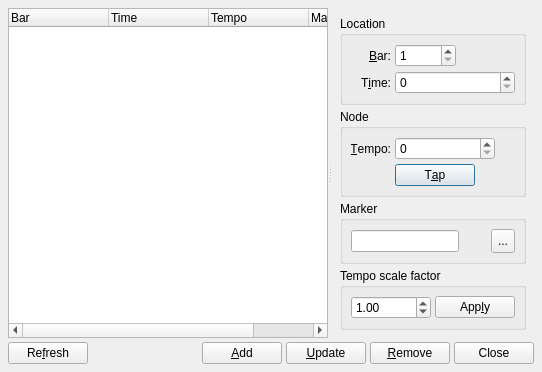
The window that src/qtractorTimeScaleForm.ui (rncbc/qtractor) describes before a commit, drawn with Qt 5.
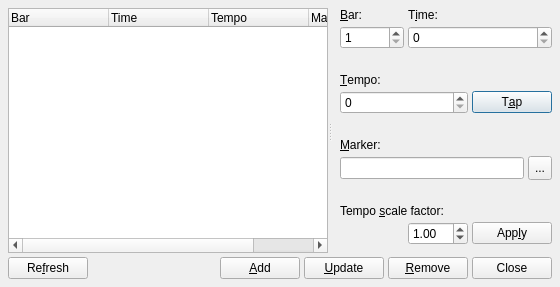
The same window after the commit. Icons and pictures are not drawn. Custom widgets are drawn as their Qt base class.

Commit message: - Redesigned Tempo-Map/Markers (aka. time-scale) dialog layout just slightly.

Diff of the .ui file:
```diff
--- a/src/qtractorTimeScaleForm.ui
+++ b/src/qtractorTimeScaleForm.ui
@@ -26,8 +26,8 @@
    <rect>
     <x>0</x>
     <y>0</y>
-    <width>520</width>
-    <height>280</height>
+    <width>560</width>
+    <height>287</height>
    </rect>
   </property>
   <property name="focusPolicy">
@@ -45,9 +45,6 @@
      <property name="orientation">
       <enum>Qt::Horizontal</enum>
      </property>
-     <property name="handleWidth">
-      <number>4</number>
-     </property>
      <widget class="QTreeWidget" name="TimeScaleListView">
       <property name="minimumSize">
        <size>
@@ -92,34 +89,58 @@
       </column>
      </widget>
      <widget class="QWidget">
-      <layout class="QVBoxLayout">
-       <item>
-        <widget class="QGroupBox" name="LocationGroupBox">
-         <property name="title">
-          <string>Location</string>
-         </property>
          <layout class="QGridLayout">
+       <property name="leftMargin">
+        <number>8</number>
+       </property>
+       <property name="rightMargin">
+        <number>0</number>
+       </property>
+       <property name="topMargin">
+        <number>0</number>
+       </property>
+       <property name="bottomMargin">
+        <number>8</number>
+       </property>
+       <property name="spacing">
+        <number>4</number>
+       </property>
           <item row="0" column="0">
            <widget class="QLabel" name="BarTextLabel">
+         <property name="sizePolicy">
+          <sizepolicy hsizetype="Minimum" vsizetype="Fixed">
+           <horstretch>0</horstretch>
+           <verstretch>0</verstretch>
+          </sizepolicy>
+         </property>
             <property name="minimumSize">
              <size>
-              <width>40</width>
+           <width>60</width>
               <height>0</height>
              </size>
             </property>
             <property name="text">
              <string>&amp;Bar:</string>
             </property>
-            <property name="alignment">
-             <set>Qt::AlignRight|Qt::AlignTrailing|Qt::AlignVCenter</set>
-            </property>
             <property name="buddy">
              <cstring>BarSpinBox</cstring>
             </property>
            </widget>
           </item>
-          <item row="0" column="1">
+       <item row="1" column="0">
            <widget class="QSpinBox" name="BarSpinBox">
+         <property name="sizePolicy">
+          <sizepolicy hsizetype="Minimum" vsizetype="Fixed">
+           <horstretch>0</horstretch>
+           <verstretch>0</verstretch>
+          </sizepolicy>
+         </property>
+         <property name="minimumSize">
+          <size>
+           <width>60</width>
+           <height>0</height>
+          </size>
+         </property>
             <property name="toolTip">
              <string>Bar location</string>
             </property>
@@ -134,26 +155,23 @@
             </property>
            </widget>
           </item>
-          <item row="1" column="0">
+       <item row="0" column="1" colspan="3">
            <widget class="QLabel" name="TimeTextLabel">
             <property name="minimumSize">
              <size>
-              <width>40</width>
+           <width>120</width>
               <height>0</height>
              </size>
             </property>
             <property name="text">
              <string>T&amp;ime:</string>
             </property>
-            <property name="alignment">
-             <set>Qt::AlignRight|Qt::AlignTrailing|Qt::AlignVCenter</set>
-            </property>
             <property name="buddy">
              <cstring>TimeSpinBox</cstring>
             </property>
            </widget>
           </item>
-          <item row="1" column="1" colspan="2">
+       <item row="1" column="1" colspan="3">
            <widget class="qtractorTimeSpinBox" name="TimeSpinBox">
             <property name="minimumSize">
              <size>
@@ -166,49 +184,52 @@
             </property>
            </widget>
           </item>
-          <item row="0" column="2">
+       <item row="2" column="0" colspan="4">
            <spacer>
             <property name="orientation">
-             <enum>Qt::Horizontal</enum>
+          <enum>Qt::Vertical</enum>
+         </property>
+         <property name="sizeType">
+          <enum>QSizePolicy::MinimumExpanding</enum>
             </property>
             <property name="sizeHint">
              <size>
               <width>20</width>
-              <height>20</height>
+           <height>8</height>
              </size>
             </property>
            </spacer>
           </item>
-         </layout>
-        </widget>
-       </item>
-       <item>
-        <widget class="QGroupBox" name="NodeGroupBox">
-         <property name="title">
-          <string>Node</string>
-         </property>
-         <layout class="QGridLayout">
-          <item row="0" column="0">
+       <item row="3" column="0" colspan="4">
            <widget class="QLabel" name="TempoTextLabel">
+         <property name="sizePolicy">
+          <sizepolicy hsizetype="Expanding" vsizetype="Fixed">
+           <horstretch>0</horstretch>
+           <verstretch>0</verstretch>
+          </sizepolicy>
+         </property>
             <property name="minimumSize">
              <size>
-              <width>40</width>
+           <width>80</width>
               <height>0</height>
              </size>
             </property>
             <property name="text">
              <string>&amp;Tempo:</string>
             </property>
-            <property name="alignment">
-             <set>Qt::AlignRight|Qt::AlignTrailing|Qt::AlignVCenter</set>
-            </property>
             <property name="buddy">
              <cstring>TempoSpinBox</cstring>
             </property>
            </widget>
           </item>
-          <item row="0" column="1" colspan="2">
+       <item row="4" column="0" colspan="2">
            <widget class="qtractorTempoSpinBox" name="TempoSpinBox">
+         <property name="sizePolicy">
+          <sizepolicy hsizetype="Expanding" vsizetype="Fixed">
+           <horstretch>0</horstretch>
+           <verstretch>0</verstretch>
+          </sizepolicy>
+         </property>
             <property name="minimumSize">
              <size>
               <width>80</width>
@@ -220,43 +241,47 @@
             </property>
            </widget>
           </item>
-          <item row="1" column="1">
+       <item row="4" column="2" colspan="2">
            <widget class="QPushButton" name="TempoTapPushButton">
             <property name="text">
              <string>T&amp;ap</string>
             </property>
            </widget>
           </item>
-          <item row="1" column="2" colspan="2">
+       <item row="5" column="0" colspan="4">
            <spacer>
             <property name="orientation">
-             <enum>Qt::Horizontal</enum>
+          <enum>Qt::Vertical</enum>
+         </property>
+         <property name="sizeType">
+          <enum>QSizePolicy::MinimumExpanding</enum>
             </property>
             <property name="sizeHint">
              <size>
               <width>20</width>
-              <height>20</height>
+           <height>8</height>
              </size>
             </property>
            </spacer>
           </item>
-         </layout>
+       <item row="6" column="0" colspan="4">
+        <widget class="QLabel" name="MarkerTextLabel">
+         <property name="text">
+          <string>&amp;Marker:</string>
+         </property>
+         <property name="buddy">
+          <cstring>MarkerTextLineEdit</cstring>
+         </property>
         </widget>
        </item>
-       <item>
-        <widget class="QGroupBox" name="MarkerGroupBox">
-         <property name="title">
-          <string>Marker</string>
-         </property>
-         <layout class="QGridLayout">
-          <item row="0" column="0" colspan="2">
+       <item row="7" column="0" colspan="3">
            <widget class="QLineEdit" name="MarkerTextLineEdit">
             <property name="toolTip">
              <string>Marker text</string>
             </property>
            </widget>
           </item>
-          <item row="0" column="3">
+       <item row="7" column="3">
            <widget class="QToolButton" name="MarkerColorToolButton">
             <property name="minimumSize">
              <size>
@@ -273,35 +298,55 @@
             <property name="text">
              <string>...</string>
             </property>
-           </widget>
-          </item>
-          <item row="1" column="0" colspan="4">
+         <property name="icon">
+          <iconset resource="qtractor.qrc">:/images/formColor.png</iconset>
+         </property>
+        </widget>
+       </item>
+       <item row="8" column="0" colspan="4">
            <spacer>
             <property name="orientation">
              <enum>Qt::Vertical</enum>
             </property>
+         <property name="sizeType">
+          <enum>QSizePolicy::MinimumExpanding</enum>
+         </property>
             <property name="sizeHint">
              <size>
               <width>20</width>
-              <height>4</height>
+           <height>8</height>
              </size>
             </property>
            </spacer>
           </item>
-         </layout>
+       <item row="9" column="0" colspan="4">
+        <widget class="QLabel" name="TempoFactorTextLabel">
+         <property name="text">
+          <string>Tempo &amp;scale factor:</string>
+         </property>
+         <property name="buddy">
+          <cstring>TempoFactorSpinBox</cstring>
+         </property>
         </widget>
        </item>
-       <item>
-        <widget class="QGroupBox" name="TempoFactorGroupBox">
-         <property name="title">
-          <string>Tempo scale factor</string>
+       <item row="10" column="0">
+        <spacer>
+         <property name="orientation">
+          <enum>Qt::Horizontal</enum>
          </property>
-         <layout class="QGridLayout">
-          <item row="0" column="1">
+         <property name="sizeHint">
+          <size>
+           <width>20</width>
+           <height>8</height>
+          </size>
+         </property>
+        </spacer>
+       </item>
+       <item row="10" column="1">
            <widget class="QDoubleSpinBox" name="TempoFactorSpinBox">
             <property name="minimumSize">
              <size>
-              <width>40</width>
+           <width>60</width>
               <height>0</height>
              </size>
             </property>
@@ -317,18 +362,18 @@
             <property name="minimum" >
              <double>0.01</double>
             </property>
-            <property name="maximum" >
-             <double>10.00</double>
-            </property>
-            <property name="singleStep" >
+         <property name="maximum">
+          <double>10.0</double>
+         </property>
+         <property name="singleStep">
              <double>0.01</double>
             </property>
-            <property name="value" >
-             <double>1.00</double>
+         <property name="value">
+          <double>1.0</double>
             </property>
            </widget>
           </item>
-          <item row="0" column="2">
+	   <item row="10" column="2" colspan="2">
            <widget class="QPushButton" name="TempoFactorPushButton">
             <property name="text">
              <string>App&amp;ly</string>
@@ -337,9 +382,6 @@
           </item>
          </layout>
         </widget>
-       </item>
-      </layout>
-     </widget>
     </widget>
    </item>
    <item>
```
Left out of the diff: 18 changed lines with no effect on the pictures. Lines whose indentation alone changed are shown as unchanged. The commit also changes 9 other files.
